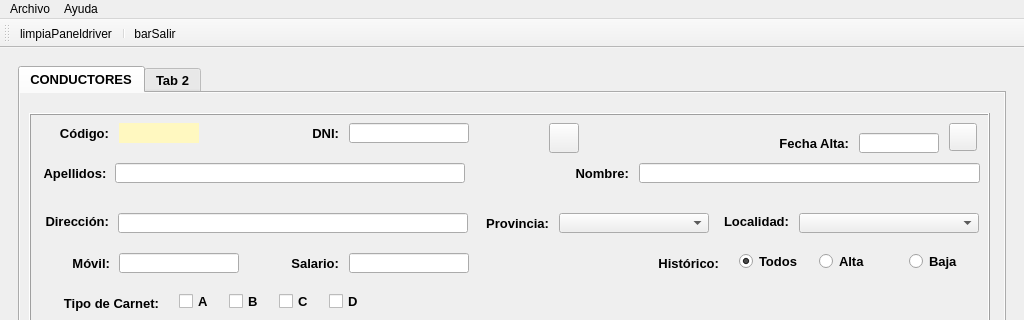
Above: RibasGonzalez/templates/MainWindow.ui from DiegoSabir/InterfaceDevelopment before the change; both pictures show x 0 to 1024 and y 0 to 320 of the 1024 by 777 pixel window. Below: the same form after it.
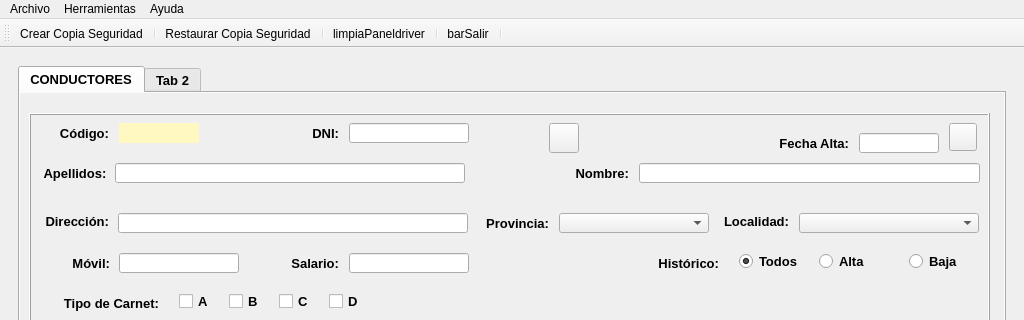
That is the form after the change. Icons and pictures are not drawn.

What changed in the file:
```diff
--- a/RibasGonzalez/templates/MainWindow.ui
+++ b/RibasGonzalez/templates/MainWindow.ui
@@ -1075,7 +1075,15 @@
     </property>
     <addaction name="actionAcerca_de"/>
    </widget>
+   <widget class="QMenu" name="menuHerramientas">
+    <property name="title">
+     <string>Herramientas</string>
+    </property>
+    <addaction name="actionCrear_Copia_Seguridad"/>
+    <addaction name="actionRestaurar_Copia_Seguridad"/>
+   </widget>
    <addaction name="menuArchivo"/>
+   <addaction name="menuHerramientas"/>
    <addaction name="menuHelp"/>
   </widget>
   <widget class="QStatusBar" name="statusbar">
@@ -1102,9 +1110,14 @@
    <attribute name="toolBarBreak">
     <bool>false</bool>
    </attribute>
+   <addaction name="actionCrear_Copia_Seguridad"/>
+   <addaction name="separator"/>
+   <addaction name="actionRestaurar_Copia_Seguridad"/>
+   <addaction name="separator"/>
    <addaction name="actionlimpiaPaneldriver"/>
    <addaction name="separator"/>
    <addaction name="actionbarSalir"/>
+   <addaction name="separator"/>
   </widget>
   <action name="actionSalir">
    <property name="text">
@@ -1134,6 +1147,30 @@
     <string>limpiaPaneldriver</string>
    </property>
   </action>
+  <action name="actionCrear_Copia_Seguridad">
+   <property name="icon">
+    <iconset>
+     <normaloff>../img/crear.ico</normaloff>../img/crear.ico</iconset>
+   </property>
+   <property name="text">
+    <string>Crear Copia Seguridad</string>
+   </property>
+   <property name="shortcut">
+    <string>Alt+S</string>
+   </property>
+  </action>
+  <action name="actionRestaurar_Copia_Seguridad">
+   <property name="icon">
+    <iconset>
+     <normaloff>../img/restaurar.ico</normaloff>../img/restaurar.ico</iconset>
+   </property>
+   <property name="text">
+    <string>Restaurar Copia Seguridad</string>
+   </property>
+   <property name="shortcut">
+    <string>Alt+R</string>
+   </property>
+  </action>
  </widget>
  <tabstops>
   <tabstop>panelPrincipal</tabstop>
```
Left out of the diff: 2 changed lines with no effect on the pictures.
